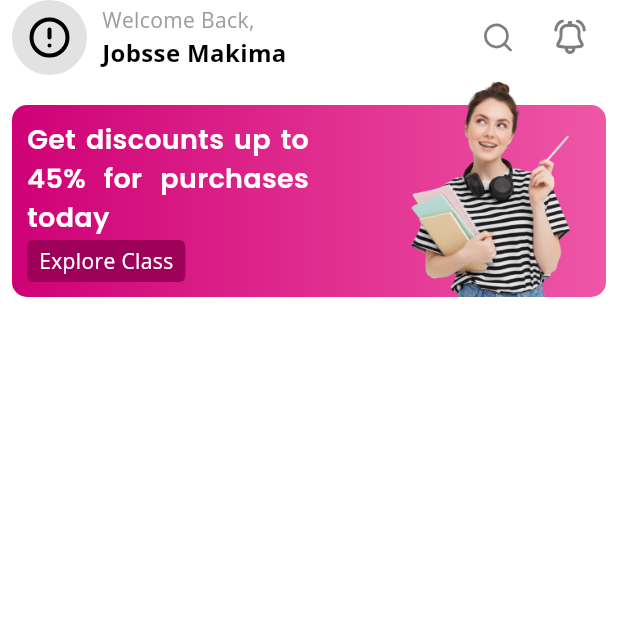
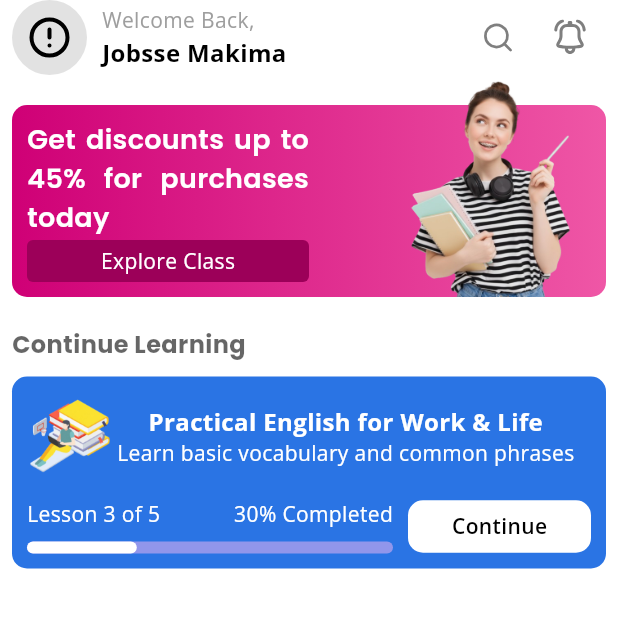
Before and after one commit to kaitogiang/telesa_english_mobile_app, a Flutter app: the screen it shows after launch, on a phone screen of 412 x 824 dp, the top half of it. Run offline on Flutter 3.47's test engine with Material 3 defaults, Android fonts, the phone set to English and light mode, and no system bars; our stand-ins replace event_bus, flutter_svg, get_it, go_router, google_fonts, injectable and 2 more; missing offline and left inert: overlay_notification; network calls fail.

Commit message:
feat: create course progress card

```diff
--- a/lib/features/home/presentation/pages/home.dart
+++ b/lib/features/home/presentation/pages/home.dart
@@ -2,8 +2,10 @@ import 'package:flutter/material.dart';
 import 'package:telesa_english_app/core/constants/app_color.dart';
 import 'package:telesa_english_app/core/constants/app_text_style.dart';
 import 'package:telesa_english_app/features/home/presentation/widgets/app_container.dart';
+import 'package:telesa_english_app/features/home/presentation/widgets/course_progress_card.dart';
 import 'package:telesa_english_app/features/home/presentation/widgets/home_header.dart';
 import 'package:telesa_english_app/features/shared/presentation/widget/custom_button.dart';
+import 'package:telesa_english_app/features/shared/presentation/widget/group_section.dart';
 import 'package:telesa_english_app/telesa_english.dart';
 
 class Home extends StatelessWidget {
@@ -16,6 +18,8 @@ class Home extends StatelessWidget {
         children: [
           HomeHeader(),
           DiscountBanner(title: 'Get discounts up to 45% for purchases today'),
+          AppSizes.s20.verticalGap,
+          GroupSection(title: 'Continue Learning', child: CourseProgressCard()),
         ],
       ),
     );
--- /dev/null
+++ b/lib/features/home/presentation/widgets/course_progress_card.dart
@@ -0,0 +1,74 @@
+import 'package:flutter/material.dart';
+import 'package:telesa_english_app/core/constants/app_color.dart';
+import 'package:telesa_english_app/core/constants/app_sizes.dart';
+import 'package:telesa_english_app/core/constants/app_text_style.dart';
+import 'package:telesa_english_app/core/constants/generated/assets.gen.dart';
+import 'package:telesa_english_app/core/extensions/double_extension.dart';
+import 'package:telesa_english_app/features/home/presentation/widgets/app_container.dart';
+import 'package:telesa_english_app/features/home/presentation/widgets/lesson_indicator.dart';
+import 'package:telesa_english_app/features/shared/presentation/widget/custom_button.dart';
+
+class CourseProgressCard extends StatelessWidget {
+  const CourseProgressCard({super.key});
+
+  @override
+  Widget build(BuildContext context) {
+    return AppContainer(
+      backgroundColor: AppColors.accentColor,
+      child: Column(
+        mainAxisSize: MainAxisSize.min,
+        mainAxisAlignment: MainAxisAlignment.spaceBetween,
+        children: <Widget>[
+          Row(
+            children: [
+              AppAssets.pngHumBookImage.image(width: 60, height: 60),
+              Column(
+                mainAxisSize: MainAxisSize.min,
+                children: <Widget>[
+                  Text(
+                    'Practical English for Work & Life',
+                    style: AppTextStyle.textSize16(
+                      fontWeight: FontWeight.bold,
+                      textColor: AppColors.whiteColor,
+                    ),
+                  ),
+                  Text(
+                    'Learn basic vocabulary and common phrases',
+                    style: AppTextStyle.textSize14(
+                      textColor: AppColors.whiteColor,
+                    ),
+                  ),
+                ],
+              ),
+            ],
+          ),
+          Row(
+            mainAxisSize: MainAxisSize.max,
+            children: <Widget>[
+              Flexible(
+                flex: 4,
+                child: LessonIndicator(
+                  percent: .3,
+                  backgroundColor: AppColors.accentColor,
+                ),
+              ),
+              AppSizes.s10.horizontalGap,
+              Flexible(
+                flex: 2,
+                child: CustomButton(
+                  label: 'Continue',
+                  width: double.infinity,
+                  height: 35,
+                  borderRadius: AppSizes.s10,
+                  textStyle: AppTextStyle.textSize14(
+                    fontWeight: FontWeight.w600,
+                  ),
+                ),
+              ),
+            ],
+          ),
+        ],
+      ),
+    );
+  }
+}
--- /dev/null
+++ b/lib/features/home/presentation/widgets/lesson_indicator.dart
@@ -0,0 +1,66 @@
+import 'package:flutter/material.dart';
+import 'package:telesa_english_app/core/constants/app_color.dart';
+import 'package:telesa_english_app/core/constants/app_text_style.dart';
+import 'package:telesa_english_app/telesa_english.dart';
+
+class LessonIndicator extends StatelessWidget {
+  final double percent;
+  final Color? backgroundColor;
+
+  const LessonIndicator({
+    super.key,
+    required this.percent,
+    this.backgroundColor,
+  });
+
+  Color _getIndicatorBackgroundColor() {
+    if (backgroundColor == null || backgroundColor == AppColors.primaryColor) {
+      return AppColors.berryPink;
+    }
+    return AppColors.softIndigo;
+  }
+
+  Widget _buildProgressIndicator({double percent = 1.0, required Color color}) {
+    return FractionallySizedBox(
+      widthFactor: percent,
+      child: Container(
+        height: AppSizes.s8,
+        decoration: BoxDecoration(
+          color: color,
+          borderRadius: BorderRadius.circular(AppSizes.s10),
+        ),
+      ),
+    );
+  }
+
+  @override
+  Widget build(BuildContext context) {
+    return Column(
+      children: [
+        Row(
+          mainAxisAlignment: MainAxisAlignment.spaceBetween,
+          children: [
+            Text(
+              'Lesson 3 of 5',
+              style: AppTextStyle.textSize14(textColor: AppColors.whiteColor),
+            ),
+            Text(
+              '${(percent * 100).toStringAsFixed(0)}% Completed',
+              style: AppTextStyle.textSize14(textColor: AppColors.whiteColor),
+            ),
+          ],
+        ),
+        AppSizes.s8.verticalGap,
+        Stack(
+          children: [
+            _buildProgressIndicator(color: _getIndicatorBackgroundColor()),
+            _buildProgressIndicator(
+              color: AppColors.whiteColor,
+              percent: percent,
+            ),
+          ],
+        ),
+      ],
+    );
+  }
+}
--- a/lib/features/home/presentation/widgets/quiz_card.dart
+++ b/lib/features/home/presentation/widgets/quiz_card.dart
@@ -6,6 +6,7 @@ import 'package:telesa_english_app/core/extensions/color_extension.dart';
 import 'package:telesa_english_app/core/extensions/context_extension.dart';
 import 'package:telesa_english_app/core/extensions/double_extension.dart';
 import 'package:telesa_english_app/features/home/presentation/widgets/app_container.dart';
+import 'package:telesa_english_app/features/home/presentation/widgets/lesson_indicator.dart';
 import 'package:telesa_english_app/features/shared/presentation/widget/custom_button.dart';
 
 class QuizCard extends StatelessWidget {
@@ -160,7 +161,8 @@ class QuizCard extends StatelessWidget {
           AppSizes.s8.verticalGap,
           _buildActionButton(context),
           AppSizes.s16.verticalGap,
-          _buildLessonIndicator(),
+          // _buildLessonIndicator(),
+          LessonIndicator(percent: .3, backgroundColor: backgroundColor),
         ],
       ),
     );
--- a/lib/features/shared/presentation/widget/custom_button.dart
+++ b/lib/features/shared/presentation/widget/custom_button.dart
@@ -14,6 +14,9 @@ class CustomButton extends StatelessWidget {
     this.isShowBorder = false,
     this.textColor,
     this.borderRadius,
+    this.width,
+    this.height,
+    this.textStyle,
   });
 
   final String label;
@@ -23,12 +26,18 @@ class CustomButton extends StatelessWidget {
   final bool isShowBorder;
   final Color? textColor;
   final double? borderRadius;
+  final double? width;
+  final double? height;
+  final TextStyle? textStyle;
 
   @override
   Widget build(BuildContext context) {
     return GestureDetector(
       onTap: onPressed,
       child: Container(
+        width: width,
+        height: height,
+        alignment: Alignment.center,
         decoration: BoxDecoration(
           color: backgroundColor ?? AppColors.whiteColor,
           borderRadius: BorderRadius.circular(borderRadius ?? AppSizes.s4),
@@ -42,9 +51,11 @@ class CustomButton extends StatelessWidget {
         padding: AppSizes.s4.allPadding.copyWith(left: 8, right: 8),
         child: Text(
           label,
-          style: AppTextStyle.textSize14(
-            textColor: textColor ?? AppColors.blackColor,
-          ),
+          style:
+              textStyle ??
+              AppTextStyle.textSize14(
+                textColor: textColor ?? AppColors.blackColor,
+              ),
         ),
       ),
     );
--- /dev/null
+++ b/lib/features/shared/presentation/widget/group_section.dart
@@ -0,0 +1,37 @@
+import 'package:flutter/material.dart';
+import 'package:telesa_english_app/core/constants/app_color.dart';
+import 'package:telesa_english_app/core/constants/app_sizes.dart';
+import 'package:telesa_english_app/core/constants/app_text_style.dart';
+import 'package:telesa_english_app/core/extensions/double_extension.dart';
+
+class GroupSection extends StatelessWidget {
+  const GroupSection({super.key, required this.title, required this.child});
+
+  final String title;
+  final Widget child;
+
+  @override
+  Widget build(BuildContext context) {
+    return FractionallySizedBox(
+      widthFactor: 1,
+      child: Column(
+        mainAxisSize: MainAxisSize.min,
+        crossAxisAlignment: CrossAxisAlignment.start,
+        children: <Widget>[
+          Text(
+            title,
+            maxLines: 2,
+            overflow: TextOverflow.ellipsis,
+            style: AppTextStyle.textSize16(
+              fontWeight: FontWeight.bold,
+              fontType: TextFontStyle.poppins,
+              textColor: AppColors.blackColor.withValues(alpha: .6),
+            ),
+          ),
+          AppSizes.s10.verticalGap,
+          child,
+        ],
+      ),
+    );
+  }
+}
```
Also changed, not shown: assets/png/hum_book_image.png (added), lib/core/constants/generated/assets.gen.dart.
